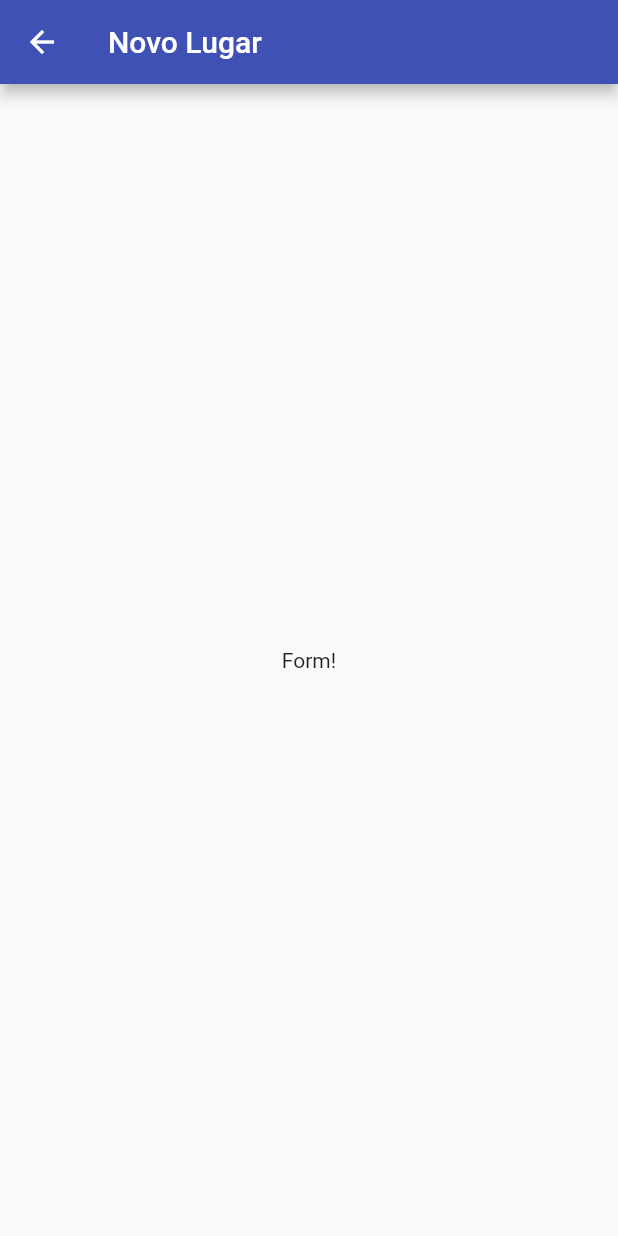
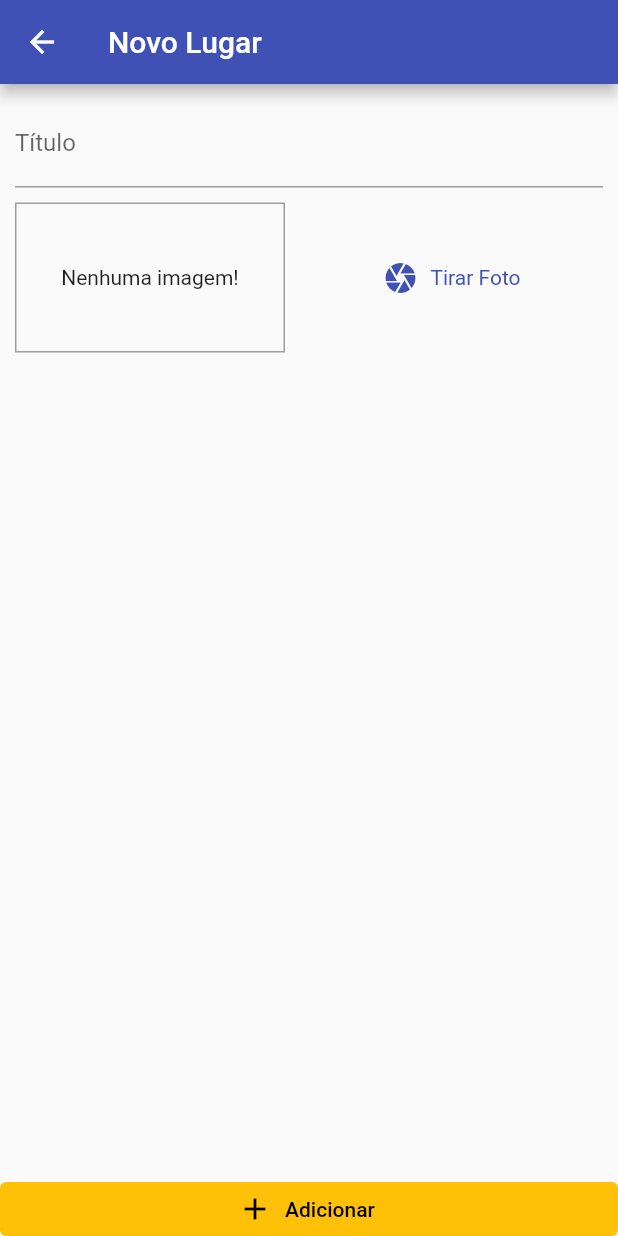
Before and after one commit to RenatoMoratto/great-places, a Flutter app: the PlaceFormScreen screen opened by its route, on a phone screen of 412 x 824 dp. Run offline on Flutter 3.47's test engine with Material 2 defaults, Android fonts, the phone set to English and light mode, and no system bars.

Commit message:
feat: new place form

```diff
--- a/lib/screens/place_form_screen.dart
+++ b/lib/screens/place_form_screen.dart
@@ -1,6 +1,5 @@
 import 'package:flutter/material.dart';
-import 'package:flutter/src/foundation/key.dart';
-import 'package:flutter/src/widgets/framework.dart';
+import 'package:great_places/widgets/image_input.dart';
 
 class PlaceFormScreen extends StatefulWidget {
   const PlaceFormScreen({Key? key}) : super(key: key);
@@ -10,14 +9,50 @@ class PlaceFormScreen extends StatefulWidget {
 }
 
 class _PlaceFormScreenState extends State<PlaceFormScreen> {
+  final _titleControler = TextEditingController();
+
+  void _submitForm() {}
+
   @override
   Widget build(BuildContext context) {
     return Scaffold(
       appBar: AppBar(
         title: const Text('Novo Lugar'),
       ),
-      body: const Center(
-        child: Text('Form!'),
+      body: Column(
+        crossAxisAlignment: CrossAxisAlignment.stretch,
+        children: [
+          Expanded(
+            child: SingleChildScrollView(
+              child: Padding(
+                padding: const EdgeInsets.all(10),
+                child: Column(
+                  children: [
+                    TextField(
+                      controller: _titleControler,
+                      decoration: const InputDecoration(
+                        labelText: 'Título',
+                      ),
+                    ),
+                    const SizedBox(height: 10),
+                    const ImageInput(),
+                  ],
+                ),
+              ),
+            ),
+          ),
+          ElevatedButton.icon(
+            onPressed: _submitForm,
+            icon: const Icon(Icons.add),
+            label: const Text('Adicionar'),
+            style: ElevatedButton.styleFrom(
+              primary: Theme.of(context).colorScheme.secondary,
+              onPrimary: Colors.black,
+              elevation: 0,
+              tapTargetSize: MaterialTapTargetSize.shrinkWrap,
+            ),
+          ),
+        ],
       ),
     );
   }
--- /dev/null
+++ b/lib/widgets/image_input.dart
@@ -0,0 +1,42 @@
+import 'package:flutter/material.dart';
+import 'package:flutter/src/foundation/key.dart';
+import 'package:flutter/src/widgets/framework.dart';
+
+class ImageInput extends StatefulWidget {
+  const ImageInput({Key? key}) : super(key: key);
+
+  @override
+  State<ImageInput> createState() => _ImageInputState();
+}
+
+class _ImageInputState extends State<ImageInput> {
+  @override
+  Widget build(BuildContext context) {
+    return Row(
+      children: [
+        Container(
+          width: 180,
+          height: 100,
+          decoration: BoxDecoration(
+            border: Border.all(width: 1, color: Colors.grey),
+          ),
+          alignment: Alignment.center,
+          child: const Text('Nenhuma imagem!'),
+        ),
+        const SizedBox(width: 10),
+        Expanded(
+          child: TextButton.icon(
+            onPressed: () {},
+            icon: const Icon(Icons.camera),
+            label: const Text('Tirar Foto'),
+            style: TextButton.styleFrom(
+              textStyle: TextStyle(
+                color: Theme.of(context).primaryColor,
+              ),
+            ),
+          ),
+        ),
+      ],
+    );
+  }
+}
```
